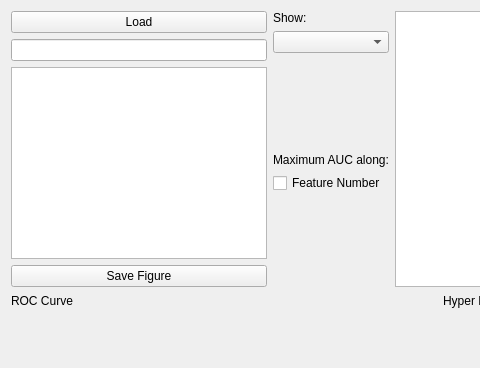
Before: the Qt Designer form GUI/Visualization.ui in salan668/FAE, drawn with Qt 5; both pictures show x 0 to 480 and y 0 to 368 of the 1312 by 808 pixel window.
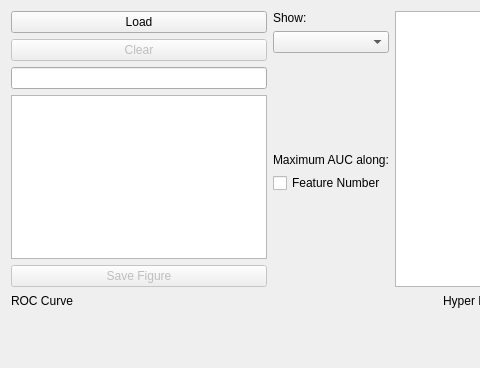
After: the same form once the commit is applied. Custom widgets are drawn as their Qt base class.

Commit message: prepare-"train"type wrong repair the PCA  bug repair the bug about loading wrong folder of  visualization add "Only For Research" add "clear" button ,can clear data in visualization modify the HasNonValidNumber  function to boost speed

What changed in the file:
```diff
--- a/GUI/Visualization.ui
+++ b/GUI/Visualization.ui
@@ -27,6 +27,16 @@
            </property>
           </widget>
          </item>
+         <item>
+          <widget class="QPushButton" name="buttonClearResult">
+           <property name="enabled">
+            <bool>false</bool>
+           </property>
+           <property name="text">
+            <string>Clear</string>
+           </property>
+          </widget>
+         </item>
          <item>
           <widget class="QLineEdit" name="lineEditResultPath"/>
          </item>
@@ -35,6 +45,9 @@
          </item>
          <item>
           <widget class="QPushButton" name="buttonSaveFigure">
+           <property name="enabled">
+            <bool>false</bool>
+           </property>
            <property name="text">
             <string>Save Figure</string>
            </property>
```
The commit also changes 11 other files.
